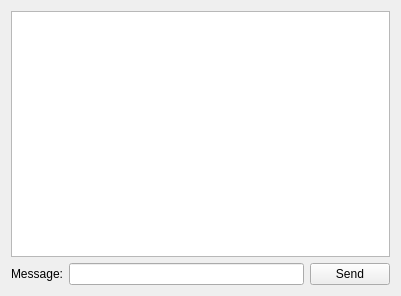
artemlarchenkov/Chat_application, file ClientChatWidget.ui: the form before one commit.
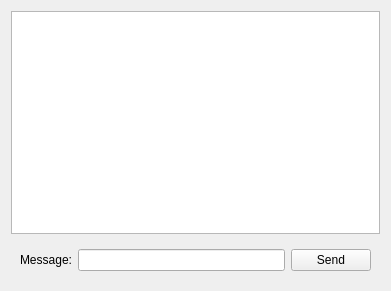
The form after the commit.

Diff of the .ui file:
```diff
--- a/ClientChatWidget.ui
+++ b/ClientChatWidget.ui
@@ -6,8 +6,8 @@
    <rect>
     <x>0</x>
     <y>0</y>
-    <width>401</width>
-    <height>296</height>
+    <width>391</width>
+    <height>291</height>
    </rect>
   </property>
   <property name="windowTitle">
@@ -18,7 +18,8 @@
     <widget class="QListWidget" name="lstMessages"/>
    </item>
    <item>
-    <layout class="QHBoxLayout" name="horizontalLayout">
+    <widget class="QWidget" name="wdgSend" native="true">
+     <layout class="QHBoxLayout" name="ggg">
      <item>
       <widget class="QLabel" name="label">
        <property name="text">
@@ -37,6 +38,7 @@
       </widget>
      </item>
     </layout>
+    </widget>
    </item>
   </layout>
  </widget>
```
Lines whose indentation alone changed are shown as unchanged.
